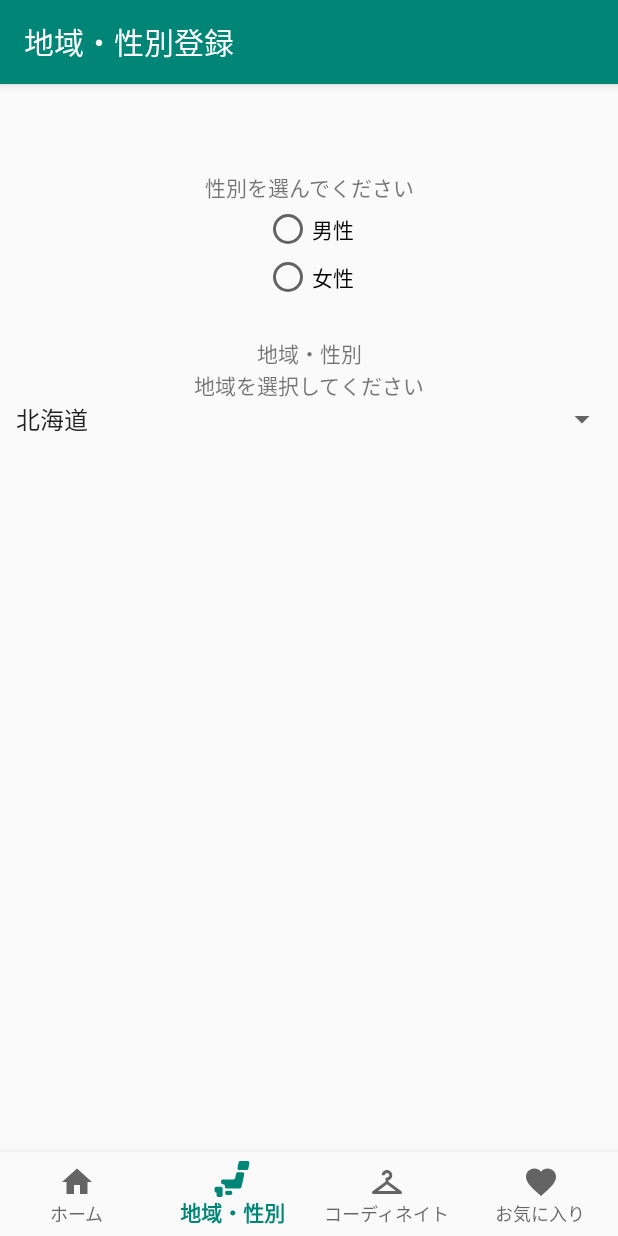
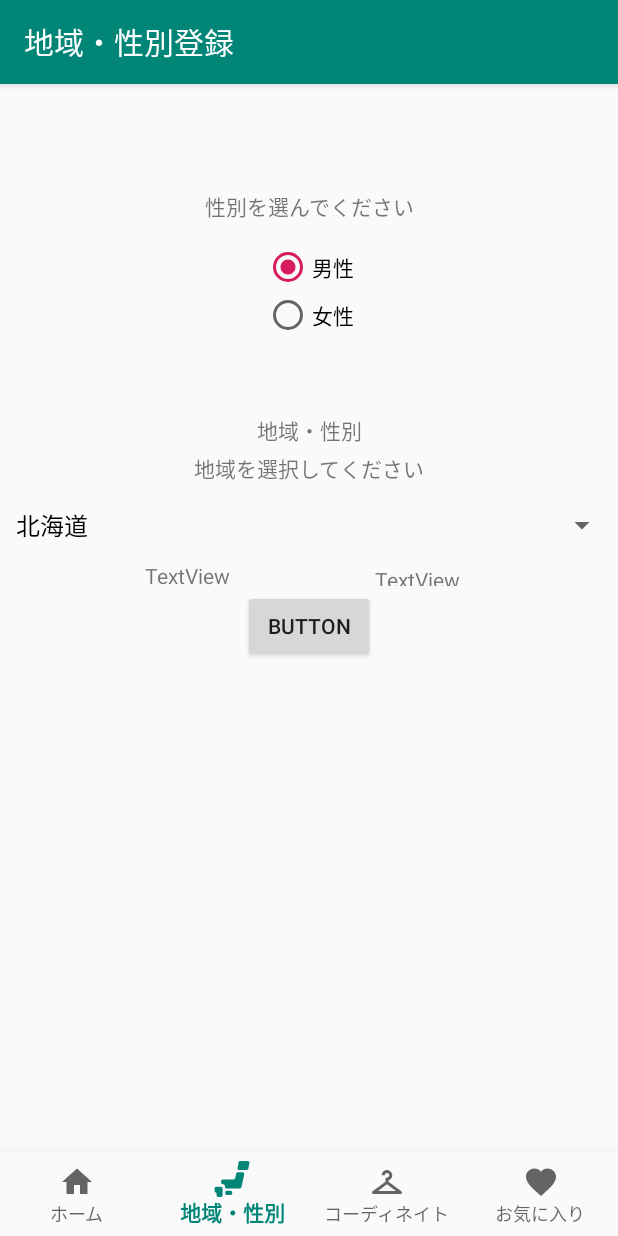
Before and after one commit to karsay/U-22, an Android app: the RegisterFragment screen opened through its navigation route, on a phone screen of 412 x 824 dp. Run offline under Robolectric (Android 15) with nearby library versions, the phone set to English and light mode, and no system bars; our stand-ins replace navigation-ui; network calls fail; 1 statement that could not run was skipped.

Commit message:
ラジオボタンとスピナーメニュー実装

```diff
--- a/app/src/main/java/nhs90556/hal/ac/u_22/ui/register/RegisterFragment.kt
+++ b/app/src/main/java/nhs90556/hal/ac/u_22/ui/register/RegisterFragment.kt
@@ -2,13 +2,20 @@ package nhs90556.hal.ac.u_22.ui.register
 
 
 import android.os.Bundle
+//import android.util.Log
 import androidx.fragment.app.Fragment
 import android.view.LayoutInflater
 import android.view.View
 import android.view.ViewGroup
+import android.widget.*
+import kotlinx.android.synthetic.main.fragment_register.*
 import nhs90556.hal.ac.u_22.R
 
+
 class RegisterFragment : Fragment() {
+    private var checkedRadioButtontext :String =""
+    private var prefecturestext :String =""
+
 
     override fun onCreateView(
         inflater: LayoutInflater, container: ViewGroup?,
@@ -18,5 +25,52 @@ class RegisterFragment : Fragment() {
         return inflater.inflate(R.layout.fragment_register, container, false)
     }
 
+    override fun onViewCreated(view: View, savedInstanceState: Bundle?) {
+        super.onViewCreated(view, savedInstanceState)
+        //val radioGroup = findViewById<RadioGroup>(R.id.radioGender)
 
+        radioGender.check(R.id.radioMale)
+
+        // 選択項目変更のイベント追加
+        radioGender.setOnCheckedChangeListener { group, checkedId ->
+            // IDをもとに、選択状態のRadioButtonを取得し、ボタンのテキストを出力
+            val checkedRadioButton = view.findViewById<RadioButton>(checkedId)
+            checkedRadioButtontext = checkedRadioButton.text.toString()
+
+        }
+
+        //ここからspinner
+
+        //xmlファイルからアイテムの配列を取得
+        val items = resources.getStringArray(R.array.txt_area_arr)
+
+        //アダプターにアイテム配列を設定
+        val adapter = ArrayAdapter(requireContext(), android.R.layout.simple_spinner_dropdown_item, items)
+
+        //スピナーにアダプターを設定
+        spinner.adapter = adapter
+
+        //スピナーのセレクトイベント設定
+        spinner.onItemSelectedListener = object : AdapterView.OnItemSelectedListener {
+            override fun onItemSelected(
+                parent: AdapterView<*>,
+                view: View,
+                position: Int,
+                id: Long
+            ) {
+                //選択されたアイテムをテキストビューに設定
+                 prefecturestext = parent.getItemAtPosition(position).toString()
+
+            }
+
+            override fun onNothingSelected(p0: AdapterView<*>?) {
+            }
+        }
+
+        val button = view.findViewById<Button>(R.id.button)
+        button.setOnClickListener {
+            debug.text = checkedRadioButtontext
+            textView7.text = prefecturestext
+        }
+    }
 }
--- a/app/src/main/res/layout/fragment_register.xml
+++ b/app/src/main/res/layout/fragment_register.xml
@@ -73,4 +73,37 @@
         app:layout_constraintStart_toStartOf="parent"
         app:layout_constraintTop_toBottomOf="@+id/textRegister" />
 
+    <TextView
+        android:id="@+id/debug"
+        android:layout_width="65dp"
+        android:layout_height="14dp"
+        android:text="TextView"
+        app:layout_constraintBottom_toTopOf="@+id/button"
+        app:layout_constraintEnd_toEndOf="parent"
+        app:layout_constraintHorizontal_bias="0.5"
+        app:layout_constraintStart_toEndOf="@+id/textView7"
+        app:layout_constraintTop_toBottomOf="@+id/spinner" />
+
+    <Button
+        android:id="@+id/button"
+        android:layout_width="wrap_content"
+        android:layout_height="wrap_content"
+        android:text="Button"
+        app:layout_constraintBottom_toBottomOf="parent"
+        app:layout_constraintEnd_toEndOf="parent"
+        app:layout_constraintStart_toStartOf="parent"
+        app:layout_constraintTop_toBottomOf="@+id/spinner" />
+
+    <TextView
+        android:id="@+id/textView7"
+        android:layout_width="wrap_content"
+
+        android:layout_height="wrap_content"
+        android:text="TextView"
+        app:layout_constraintBottom_toTopOf="@+id/button"
+        app:layout_constraintEnd_toStartOf="@+id/debug"
+        app:layout_constraintHorizontal_bias="0.5"
+        app:layout_constraintStart_toStartOf="parent"
+        app:layout_constraintTop_toBottomOf="@+id/spinner" />
+
 </androidx.constraintlayout.widget.ConstraintLayout>
```
